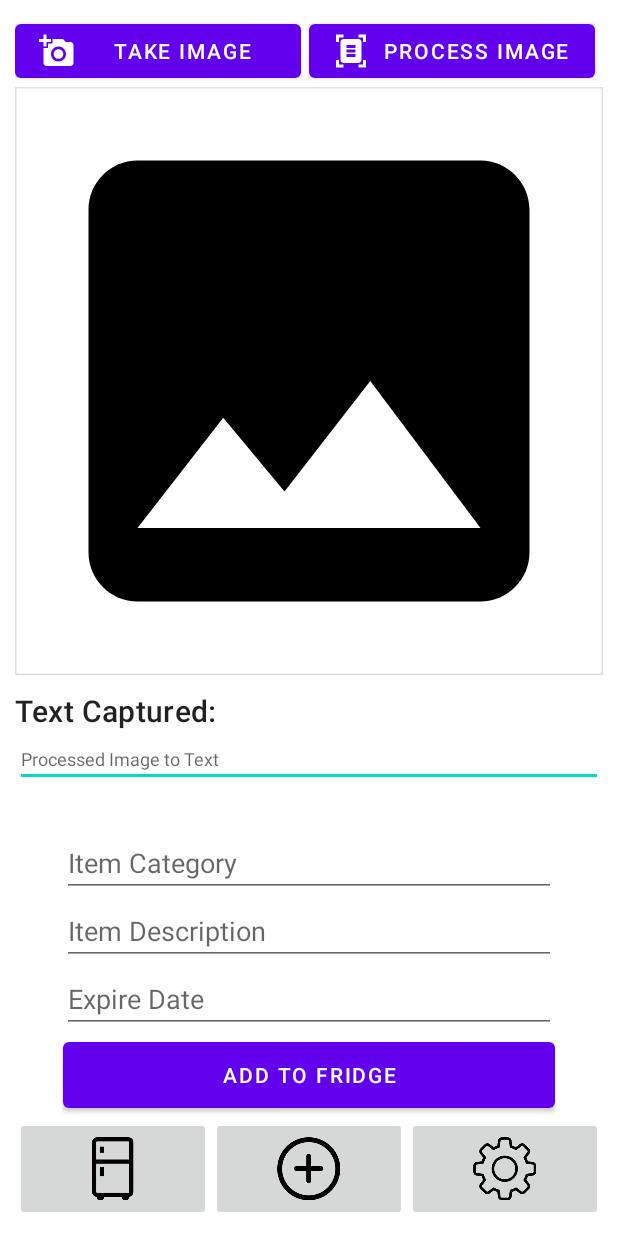
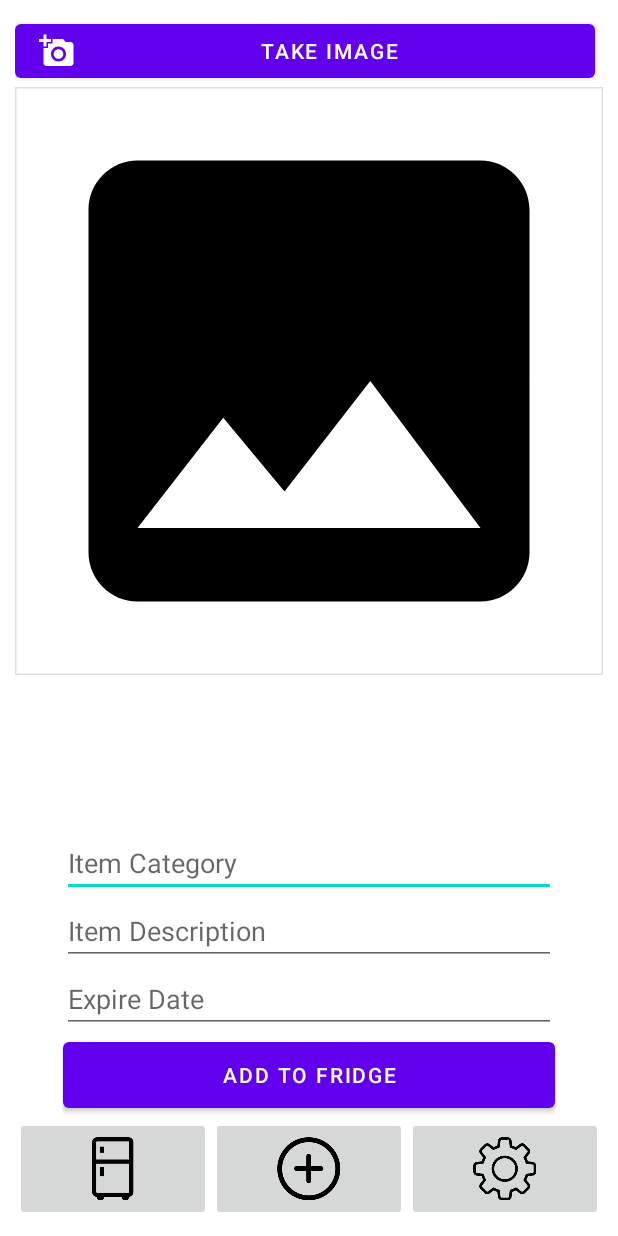
Before and after one commit to Melvin-D01/GroceryManager, an Android app: the ScannerPage screen opened directly, with no data from a screen before it, on a phone screen of 412 x 824 dp. Run offline under Robolectric (Android 15) with nearby library versions, the phone set to English and light mode, and no system bars; our stand-ins replace Firebase (no records; nobody signed in at launch, a user with empty details on screens opened directly), Picasso; libraries missing offline, so code that uses them is left out: com.google.mlkit.vision; 1 statement that could not run was skipped.

Commit message:
Connected everything together, got the image to text to send string to Date parser and return a standard date string, then took data inputs and load into firestore db. Chi

```diff
--- a/app/src/main/java/project/stn991614740/grocerymanagerapp/ScannerPage.kt
+++ b/app/src/main/java/project/stn991614740/grocerymanagerapp/ScannerPage.kt
@@ -30,21 +30,25 @@ import com.google.firebase.ktx.Firebase
 // display images from firebase
 import com.squareup.picasso.Picasso
 import com.bumptech.glide.Glide
+import com.google.firebase.firestore.FieldValue
+import kotlin.math.exp
 
 
 class ScannerPage : AppCompatActivity() {
 
     // UI Views
     private lateinit var inputImageBtn: MaterialButton
-    private lateinit var recognizeTextBtn: MaterialButton
     private lateinit var imageIv: ImageView
-    private lateinit var recognizedTextEt: EditText
     private lateinit var addButton: ImageButton
     private lateinit var fridgeButton: ImageButton
     private lateinit var settingsButton: ImageButton
     private lateinit var textTestEt : EditText
     private lateinit var categoryText : EditText
-
+    private lateinit var expirationView : EditText
+    private lateinit var textRecognizer: TextRecognizer
+    private lateinit var addToFridgeButton : Button
+    private lateinit var progressDialog: ProgressDialog
+    private lateinit var expDate: String
 
     private companion object {
         // Handles the result of camera/gallery permissions in onRequestPermissionsResult
@@ -54,13 +58,9 @@ class ScannerPage : AppCompatActivity() {
 
     private var imageUri: Uri? = null
 
+    // Camera and storage permission arrays
     private lateinit var cameraPermissions: Array<String>
     private lateinit var storagePermissions: Array<String>
-
-    private lateinit var progressDialog: ProgressDialog
-
-    private lateinit var textRecognizer: TextRecognizer
-
 
     // firestore
     val db = Firebase.firestore
@@ -72,36 +72,15 @@ class ScannerPage : AppCompatActivity() {
 
         // Initialize UI Views
         inputImageBtn = findViewById(R.id.inputImageBtn)
-        recognizeTextBtn = findViewById(R.id.recognizeTextBtn)
         imageIv = findViewById(R.id.imageIv)
-        recognizedTextEt = findViewById(R.id.recognizedTextEt)
         addButton = findViewById(R.id.imageButton6)
         fridgeButton = findViewById(R.id.imageButton5)
         settingsButton = findViewById(R.id.imageButton7)
         textTestEt = findViewById(R.id.testText)
         categoryText = findViewById(R.id.categoryText)
-        /*
-    val data = FirebaseFirestore.getInstance()
+        addToFridgeButton = findViewById(R.id.AddToFridgeButton)
+        expirationView = findViewById(R.id.expirationText)
 
-    val docRef = data.collection("Mydatabase").document("FirebaseData")
-    docRef.get().addOnSuccessListener { document ->
-        if (document != null) {
-
-            val mImageViewUsingPicassoFridge = document.getString("FridgePng")
-            val mImageViewUsingPicassoAdd = document.getString("AddPng")
-            val mImageViewUsingPicassoSettings = document.getString("SettingsImg")
-
-            Glide.with(this).load(mImageViewUsingPicassoFridge).into(fridgeButton);
-            Glide.with(this).load(mImageViewUsingPicassoAdd).into(addButton);
-            Glide.with(this).load(mImageViewUsingPicassoSettings).into(settingsButton);
-
-        } else {
-            //Log.d(TAG, "No such document")
-        }
-    }
-
-
-         */
 
         // Initialize arrays of permissions required for camera and gallery
         cameraPermissions =
@@ -134,21 +113,26 @@ class ScannerPage : AppCompatActivity() {
             startActivity(intent)
         }
 
-        recognizeTextBtn.setOnClickListener {
-            if (imageUri == null) {
-                // Image not picked
-                showToast("Please pick an image first")
-            } else {
-                // Image picked, recognize text
-                recognizeTextFromImage()
-            }
-        }
         val data = intent.getStringExtra("key")
         textTestEt.setText(data)
         val data2 = intent.getStringExtra("key2")
         categoryText.setText(data2)
+
+        addToFridgeButton.setOnClickListener {
+            val descriptionString = data
+            val categoryString = data2
+            val expirationString = expDate
+                    val data = hashMapOf(
+                        "Description" to descriptionString,
+                        "Category" to categoryString,
+                        "ExpirationDate" to expirationString
+                    )
+                    val testing = db.collection("food")
+                    testing.add(data)
+            val intent = Intent(this, FridgeActivity::class.java)
+            startActivity(intent)
+        }
     }
-
 
     private fun recognizeTextFromImage() {
         // Set message and show progress dialog
@@ -168,13 +152,13 @@ class ScannerPage : AppCompatActivity() {
 
                     val recognizedText = text.text
 
-                    recognizedTextEt.setText(recognizedText)
+                    var obj = ExpirationDateParser()
 
-                    val expiryDateString = recognizedTextEt.text.toString()
-                    val data = hashMapOf(
-                        "expiryDate" to expiryDateString
-                    )
-                    db.collection("expiryDate").document("new-expiry-date").set(data)
+                    var output = obj.parseExpirationDate(recognizedText).toString()
+
+                    expDate = output
+
+                    expirationView.setText(output)
 
                 }
                 .addOnFailureListener { e ->
@@ -240,6 +224,7 @@ class ScannerPage : AppCompatActivity() {
             imageUri = data!!.data
             // Set to imageView -> imageIv
             imageIv.setImageURI(imageUri)
+            recognizeTextFromImage()
         } else {
             // Cancelled
             showToast("Cancelled")
--- a/app/src/main/res/layout/activity_scanner_page.xml
+++ b/app/src/main/res/layout/activity_scanner_page.xml
@@ -22,14 +22,6 @@
             android:layout_marginEnd="5dp"
             android:layout_height="match_parent"/>
 
-        <com.google.android.material.button.MaterialButton
-            android:id="@+id/recognizeTextBtn"
-            android:layout_width="match_parent"
-            android:layout_weight="1"
-            app:icon="@drawable/ic_baseline_document_scanner_24"
-            android:text="Process Image"
-            android:layout_marginEnd="5dp"
-            android:layout_height="match_parent"/>
     </LinearLayout>
 
     <ScrollView
@@ -49,21 +41,6 @@
                 android:adjustViewBounds="true"
                 android:src="@drawable/ic_baseline_image_24"
                 app:strokeWidth="2dp" />
-
-            <TextView
-                style="@style/TextAppearance.MaterialComponents.Headline6"
-                android:layout_width="match_parent"
-                android:layout_height="wrap_content"
-                android:layout_marginTop="10dp"
-                android:text="Text Captured: " />
-
-            <EditText
-                android:id="@+id/recognizedTextEt"
-                android:layout_width="match_parent"
-                android:layout_height="wrap_content"
-                android:hint="Processed Image to Text"
-                android:textSize="12sp" />
-
 
         </LinearLayout>
 
@@ -88,27 +65,27 @@
                 android:layout_width="329dp"
                 android:layout_height="wrap_content"
                 android:layout_gravity="center"
-                android:ems="10"
+                android:ems="12"
                 android:hint="Item Category" />
 
             <EditText
                 android:id="@+id/testText"
                 android:layout_width="match_parent"
                 android:layout_height="wrap_content"
-                android:ems="10"
+                android:ems="12"
                 android:hint="Item Description" />
 
             <EditText
                 android:id="@+id/expirationText"
                 android:layout_width="match_parent"
                 android:layout_height="wrap_content"
-                android:ems="10"
+                android:ems="12"
                 android:hint="Expire Date" />
 
         </LinearLayout>
 
         <Button
-            android:id="@+id/button"
+            android:id="@+id/AddToFridgeButton"
             android:layout_width="328dp"
             android:layout_height="56dp"
             android:text="Add To Fridge"
```
Also changed, not shown: app/src/main/java/project/stn991614740/grocerymanagerapp/ExpirationDateParser.kt (added, +58 -0 lines), app/src/main/java/project/stn991614740/grocerymanagerapp/FridgeActivity.kt (+4 -33 lines), app/src/main/res/layout/activity_fridge.xml (+2 -13 lines).
